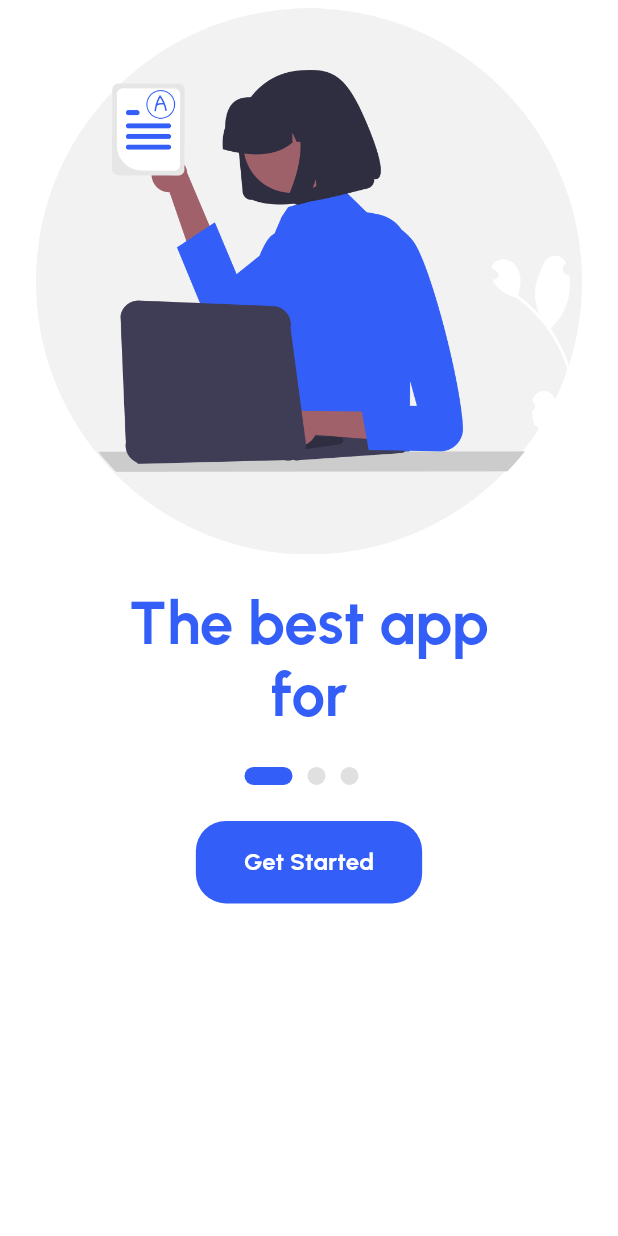
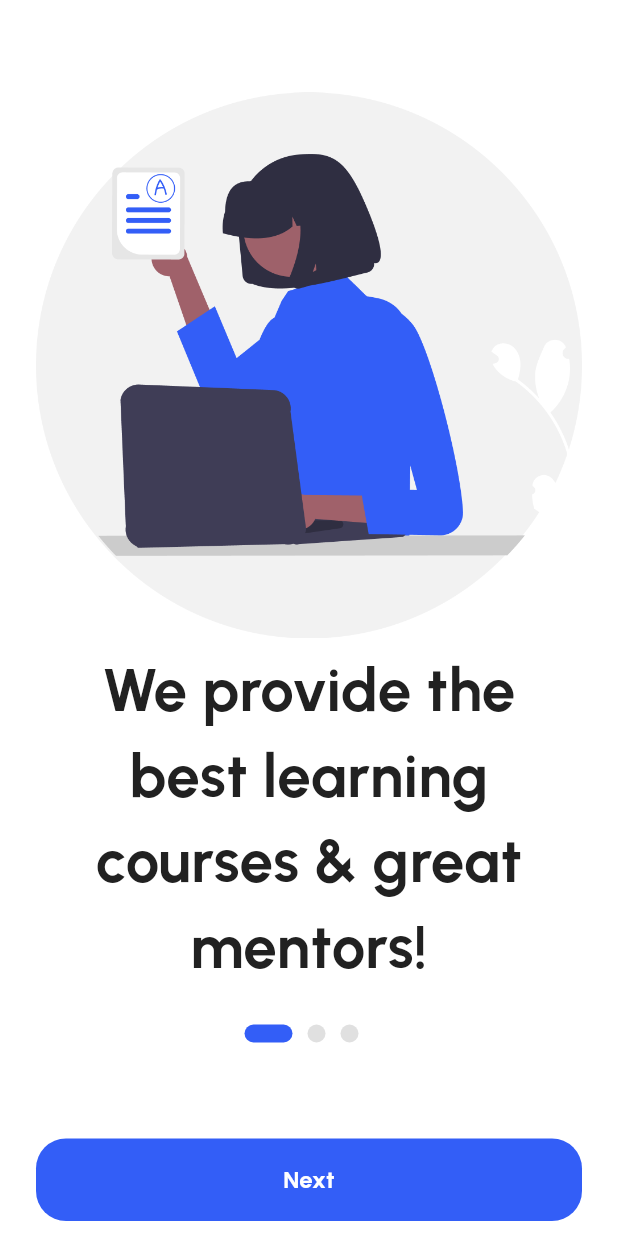
Before and after one commit to Sodanew/e-learning, a Flutter app: the screen it shows after launch, on a phone screen of 412 x 824 dp. Run offline on Flutter 3.47's test engine with Material 3 defaults, Android fonts, the phone set to English and light mode, and no system bars; our stand-ins replace auto_route, dio, equatable, flutter_bloc, flutter_svg, freezed_annotation and 9 more; generated files the repository leaves out were written again.

Commit message:
feat: add onboarding page view widget

```diff
--- a/lib/base/constants/ui/app_colors.dart
+++ b/lib/base/constants/ui/app_colors.dart
@@ -118,8 +118,8 @@ class AppColors {
         warning: const Color(0xffFACC15),
         error: const Color(0xffF75555),
         disable: const Color(0xffD8D8D8),
-        disableButton: const Color(0xff212121),
-        greyscale900: const Color(0xff335EF7),
+        disableButton: const Color(0xff4360C9),
+        greyscale900: const Color(0xff212121),
         greyscale800: const Color(0xff424242),
         greyscale700: const Color(0xff616161),
         greyscale600: const Color(0xff757575),
@@ -142,10 +142,10 @@ class AppColors {
         transparentYellow: const Color(0xffFACC15).withOpacity(.08),
         transparentCyan: const Color(0xff335EF7).withOpacity(.08),
         otherWhite: const Color(0xffFFFFFF),
-        gradientBlue: LinearGradient(
+        gradientBlue: const LinearGradient(
           colors: [
+            Color(0xff5F82FF),
             Color(0xff335EF7),
-            Color(0xff5F82FF),
           ],
         ),
       );
--- /dev/null
+++ b/lib/base/shared_view/common_bottom_navigator_bar_background.dart
@@ -0,0 +1,30 @@
+import 'package:flutter/material.dart';
+
+class CommonBottomNavigatorBarBackground extends StatelessWidget {
+  const CommonBottomNavigatorBarBackground({
+    super.key,
+    required this.child,
+    this.padding,
+    this.backgroundColor,
+    this.visibleBorder = true,
+  });
+
+  final Widget child;
+  final EdgeInsets? padding;
+  final Color? backgroundColor;
+  final bool visibleBorder;
+
+  @override
+  Widget build(BuildContext context) {
+    return Container(
+        padding: const EdgeInsets.symmetric(horizontal: 24),
+        decoration: BoxDecoration(
+          color: backgroundColor ?? Colors.white,
+          border: visibleBorder ? Border(top: BorderSide(color: Colors.black.withOpacity(.1))) : null,
+        ),
+        child: SafeArea(
+          minimum: padding ?? const EdgeInsets.only(bottom: 10).copyWith(top: 8),
+          child: child,
+        ));
+  }
+}
--- a/lib/domain/entity/config/onboarding_entity.dart
+++ b/lib/domain/entity/config/onboarding_entity.dart
@@ -1,7 +1,9 @@
 class OnboardingEntity {
   final String path;
-  final List<String> title;
-  final String content;
+  final String title;
 
-  const OnboardingEntity({required this.path, required this.title, required this.content});
+  const OnboardingEntity({
+    required this.path,
+    required this.title,
+  });
 }
--- a/lib/resource/l10n/intl_en.arb
+++ b/lib/resource/l10n/intl_en.arb
@@ -1,15 +1,9 @@
 {
     "@@locale": "en",
     "greeting": "Hello",
-    "onboarding_1_title": "The best app for",
-    "onboarding_1_title_2": "Find Your Dream Job",
-    "onboarding_1_description": "Explore thousands of job opportunities that match your skills and interests. Let us help you connect with top companies and land your dream job!",
-    "onboarding_2_title": "Better future is",
-    "onboarding_2_title_2": "starting from you",
-    "onboarding_2_description": "Your future starts with the right career choice. Take control of your journey today and unlock new opportunities for success!",
-    "onboarding_3_title": "Application surely viewed by",
-    "onboarding_3_title_2": "each company",
-    "onboarding_3_description": "No more ignored applications! We ensure your resume reaches the right employers, increasing your chances of getting hired.",
+    "onboarding_1_title": "We provide the best learning courses & great mentors!",
+    "onboarding_2_title": "Learn anytime and anywhere easily and conveniently",
+    "onboarding_3_title": "Let's improve your skills together with Elera right now!",
     "get_started": "Get Started",
     "next": "Next"
 }
--- a/lib/ui/onboarding/components/dot_widget.dart
+++ b/lib/ui/onboarding/components/dot_widget.dart
@@ -19,8 +19,9 @@ class DotWidget extends StatelessWidget {
           height: 12,
           margin: const EdgeInsets.only(right: 10),
           decoration: BoxDecoration(
-              color: i == index ? AppColors.current.primary500 : AppColors.current.greyscale300,
-              borderRadius: BorderRadius.circular(10)),
+            color: i == index ? AppColors.current.primary500 : AppColors.current.greyscale300,
+            borderRadius: BorderRadius.circular(10),
+          ),
         ),
       ).toList(),
     );
--- /dev/null
+++ b/lib/ui/onboarding/components/onboarding_page_view_widget.dart
@@ -0,0 +1,32 @@
+import 'package:flutter/material.dart';
+import 'package:gap/gap.dart';
+
+import '../../../base/constants/ui/app_text_styles.dart';
+import '../../../base/constants/ui/dimens.dart';
+import '../../../base/helper/duration_provider.dart';
+import '../../../resource/generated/assets.gen.dart';
+
+class OnboardingPageViewWidget extends StatelessWidget {
+  const OnboardingPageViewWidget({super.key, required this.path, required this.title});
+
+  final String path;
+  final String title;
+
+  @override
+  Widget build(BuildContext context) {
+    return SingleChildScrollView(
+      padding: const EdgeInsets.symmetric(horizontal: Dimens.paddingHorizontalLarge),
+      physics: const ClampingScrollPhysics(),
+      child: Column(
+        children: [
+          const Gap(kToolbarHeight),
+          AspectRatio(
+            aspectRatio: .97,
+            child: AssetGenImage(path).image(),
+          ),
+          Center(child: Text(title, style: AppTextStyles.h2Bold, textAlign: TextAlign.center)),
+        ],
+      ),
+    );
+  }
+}
--- a/lib/ui/onboarding/onboarding_page.dart
+++ b/lib/ui/onboarding/onboarding_page.dart
@@ -7,9 +7,11 @@ import 'package:flutter_bloc_template/base/shared_view/common_button.dart';
 import 'package:flutter_bloc_template/domain/entity/config/onboarding_entity.dart';
 import 'package:flutter_bloc_template/resource/generated/assets.gen.dart';
 import 'package:flutter_bloc_template/ui/onboarding/components/dot_widget.dart';
+import 'package:flutter_bloc_template/ui/onboarding/components/onboarding_page_view_widget.dart';
 import 'package:gap/gap.dart';
 
 import '../../base/helper/duration_provider.dart';
+import '../../base/shared_view/common_bottom_navigator_bar_background.dart';
 import '../../base/shared_view/common_scaffold.dart';
 import '../../resource/generated/l10n.dart';
 
@@ -23,100 +25,63 @@ class OnboardingPage extends StatefulWidget {
 
 class _OnboardingPageState extends State<OnboardingPage> {
   int index = 0;
+  final PageController _pageController = PageController();
 
   final items = <OnboardingEntity>[
     OnboardingEntity(
       path: Assets.images.frame.path,
-        title: [S.current.onboarding_1_title, S.current.onboarding_1_title_2],
-        content: S.current.onboarding_1_description),
+      title: S.current.onboarding_1_title,
+    ),
     OnboardingEntity(
       path: Assets.images.frame1.path,
-        title: [S.current.onboarding_2_title, S.current.onboarding_2_title_2],
-        content: S.current.onboarding_2_description),
+      title: S.current.onboarding_2_title,
+    ),
     OnboardingEntity(
       path: Assets.images.frame2.path,
-        title: [S.current.onboarding_3_title, S.current.onboarding_3_title_2],
-        content: S.current.onboarding_3_description),
+      title: S.current.onboarding_3_title,
+    ),
   ];
 
-  bool get isLast => index <= items.length - 1;
+  bool get isLast => index == items.length - 1;
+
+  @override
+  void dispose() {
+    _pageController.dispose();
+    super.dispose();
+  }
 
   @override
   Widget build(BuildContext context) {
     return CommonScaffold(
+      bottomNavigationBar: CommonBottomNavigatorBarBackground(
+        visibleBorder: false,
+        child: CommonButton.large(
+          title: isLast ? S.current.get_started : S.current.next,
+          onPressed: () {
+            if(isLast) {
+              return;
+            }
+            _pageController.nextPage(duration: const ShortDuration(), curve: Curves.linear);
+          },
+        ),
+      ),
       body: SafeArea(
-        child: SingleChildScrollView(
-          padding: const EdgeInsets.symmetric(horizontal: Dimens.paddingHorizontalLarge),
-          physics: const ClampingScrollPhysics(),
         child: Column(
           children: [
-              // const Gap(12),
-              // Align(
-              //   alignment: Alignment.centerRight,
-              //   child: Opacity(
-              //     opacity: isLast ? 0 : 1,
-              //     child: TextButton(
-              //       onPressed: () {
-              //         if (isLast) return;
-              //       },
-              //       child: Text(
-              //         'Skip',
-              //         style: AppTextStyles.bodyMediumSemiBold.copyWith(color: AppColors.current.grayscale10),
-              //       ),
-              //     ),
-              //   ),
-              // ),
-              AspectRatio(
-                aspectRatio: .97,
-                child: AnimatedSwitcher(
-                  duration: const ShortDuration(),
-                  transitionBuilder: (child, animation) => FadeTransition(opacity: animation, child: child),
-                  child: SizedBox(
-                    key: ValueKey('onboarding-image-$index'),
-                    child: AssetGenImage(items[index].path).image(),
+            Expanded(
+              child: PageView(
+                controller: _pageController,
+                onPageChanged: (i) {
+                  setState(() {
+                    index = i;
+                  });
+                },
+                children: items.map<Widget>((e) => OnboardingPageViewWidget(path: e.path, title: e.title)).toList(),
               ),
             ),
-              ),
-              Container(
-                width: double.infinity,
-                padding: const EdgeInsets.all(Dimens.paddingHorizontal),
-                decoration: BoxDecoration(color: Colors.white, borderRadius: BorderRadius.circular(32)),
-                child: Column(
-                  mainAxisSize: MainAxisSize.min,
-                  crossAxisAlignment: CrossAxisAlignment.center,
-                  mainAxisAlignment: MainAxisAlignment.center,
-                  children: [
-                    AnimatedPadding(
-                      padding: isLast ? const EdgeInsets.symmetric(horizontal: Dimens.paddingHorizontalLarge) : EdgeInsets.zero,
-                      duration: const MediumDuration(),
-                      child: RichText(
-                        textAlign: TextAlign.center,
-                        text: TextSpan(
-                          style: AppTextStyles.h2Bold,
-                          children: [
-                            TextSpan(text: items[index].title.first),
+            DotWidget(index: index),
+            const Gap(kToolbarHeight),
           ],
-                        ),
-                      ),
-                    ),
-                    const Gap(Dimens.paddingHorizontalLarge),
-                    DotWidget(index: index),
-                    const Gap(Dimens.paddingHorizontalLarge),
-                    CommonButton.large(
-                      title: isLast ? S.current.get_started : S.current.next,
-                      onPressed: () {
-                        if (index < items.length - 1) {
-                          setState(() {
-                            index++;
-                          });
-                        }
-                      },
-                    ),
-                  ],
-                ),
-              ),
-            ],
-          ),
         ),
       ),
     );
```
Also changed, not shown: lib/resource/generated/intl/messages_en.dart, lib/resource/generated/l10n.dart. Lines whose indentation alone changed are shown as unchanged.
